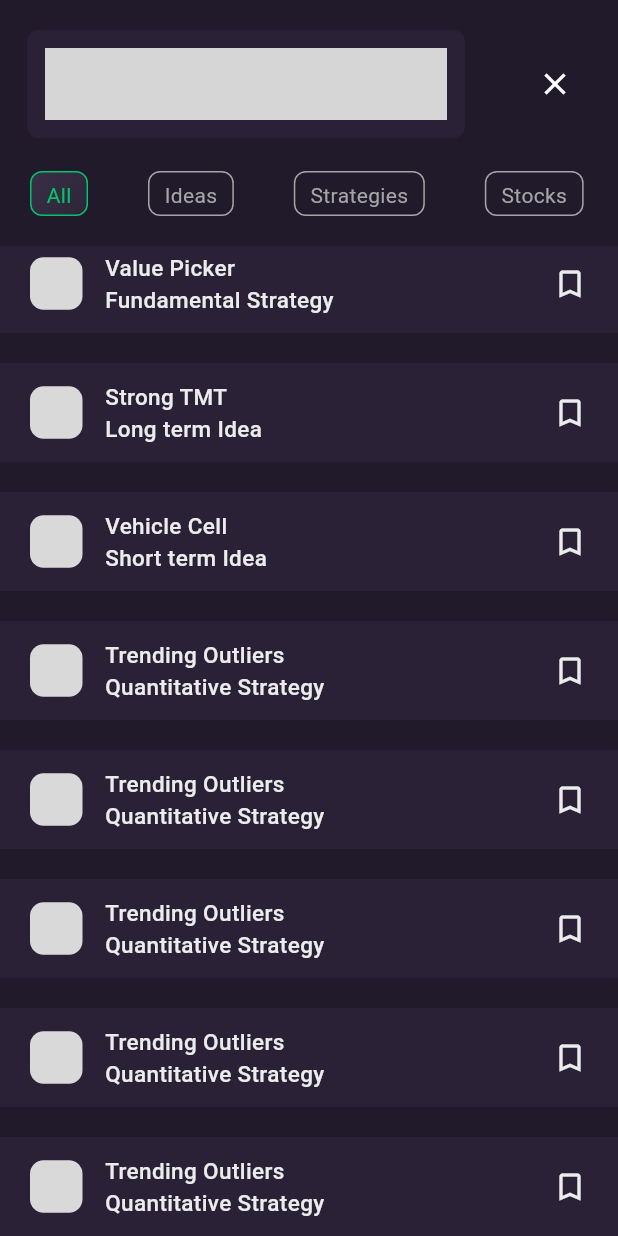
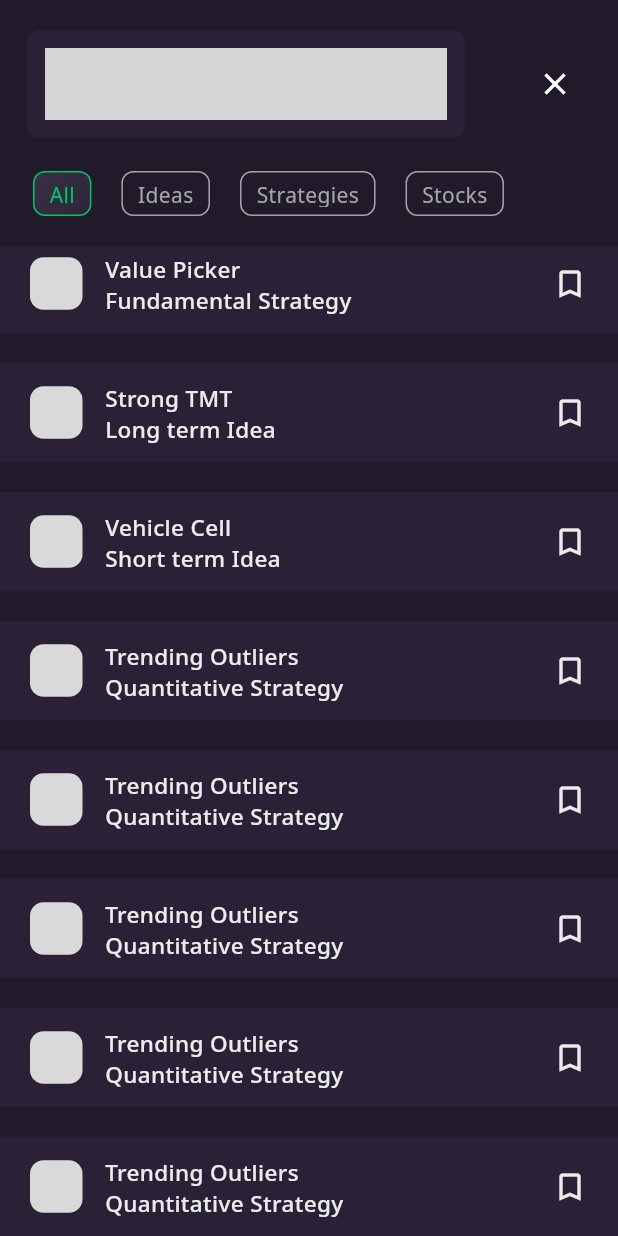
Before and after one commit to devout-coder/stratzy_assignment, a Flutter app: the screen it shows after launch, scrolled down 186 dp, on a phone screen of 412 x 824 dp. Run offline on Flutter 3.47's test engine with Material 3 defaults, Android fonts, the phone set to English and light mode, and no system bars; our stand-ins replace flutter_bloc, google_fonts; missing offline and left inert: gradient_icon; grey boxes are pictures that could not be loaded.

Commit message:
chore: added theme

```diff
--- a/lib/features/search/screens/search.dart
+++ b/lib/features/search/screens/search.dart
@@ -109,6 +109,7 @@ class _SearchScreenState extends State<SearchScreen> {
                     height: 30,
                     child: Row(
                       children: [
+                        SizedBox(width: 12),
                         Expanded(
                           child: ListView.builder(
                             scrollDirection: Axis.horizontal,
@@ -122,10 +123,14 @@ class _SearchScreenState extends State<SearchScreen> {
                                 },
                                 child: Container(
                                   margin: EdgeInsets.symmetric(
-                                      vertical: 0, horizontal: 20),
+                                    vertical: 0,
+                                    horizontal: 10,
+                                  ),
                                   height: 40,
                                   padding: EdgeInsets.symmetric(
-                                      vertical: 5, horizontal: 10),
+                                    vertical: 5,
+                                    horizontal: 10,
+                                  ),
                                   decoration: BoxDecoration(
                                     gradient: selectedCategory == index
                                         ? LinearGradient(
@@ -174,7 +179,6 @@ class _SearchScreenState extends State<SearchScreen> {
                           .read<ItemsCubit>()
                           .filterSearchItems(
                               categories[selectedCategory], searchQuery);
-                      // debugPrint(filteredItems.length.toString());
                       return ListView.separated(
                         itemCount: filteredItems.length,
                         itemBuilder: (context, index) {
--- a/lib/main.dart
+++ b/lib/main.dart
@@ -3,6 +3,7 @@ import 'package:flutter_bloc/flutter_bloc.dart';
 import 'package:stratzy/features/search/bloc/category.dart';
 import 'package:stratzy/features/search/bloc/item.dart';
 import 'package:stratzy/features/search/screens/search.dart';
+import 'package:stratzy/utils/themes.dart';
 
 void main() {
   runApp(const MyApp());
@@ -21,25 +22,7 @@ class MyApp extends StatelessWidget {
       ],
       child: MaterialApp(
         title: 'Flutter Demo',
-        theme: ThemeData(
-          // This is the theme of your application.
-          //
-          // TRY THIS: Try running your application with "flutter run". You'll see
-          // the application has a purple toolbar. Then, without quitting the app,
-          // try changing the seedColor in the colorScheme below to Colors.green
-          // and then invoke "hot reload" (save your changes or press the "hot
-          // reload" button in a Flutter-supported IDE, or press "r" if you used
-          // the command line to start the app).
-          //
-          // Notice that the counter didn't reset back to zero; the application
-          // state is not lost during the reload. To reset the state, use hot
-          // restart instead.
-          //
-          // This works for code too, not just values: Most code changes can be
-          // tested with just a hot reload.
-          colorScheme: ColorScheme.fromSeed(seedColor: Colors.deepPurple),
-          useMaterial3: true,
-        ),
+        theme: themeData,
         home: SearchScreen(),
       ),
     );
--- /dev/null
+++ b/lib/utils/themes.dart
@@ -0,0 +1,8 @@
+import 'package:flutter/material.dart';
+import 'package:google_fonts/google_fonts.dart';
+
+ThemeData themeData = ThemeData(
+  colorScheme: ColorScheme.fromSeed(seedColor: Colors.deepPurple),
+  textTheme: GoogleFonts.notoSansTextTheme(),
+  useMaterial3: true,
+);
--- a/pubspec.yaml
+++ b/pubspec.yaml
@@ -37,6 +37,7 @@ dependencies:
   cupertino_icons: ^1.0.6
   flutter_bloc: ^8.1.6
   gradient_icon: ^2.0.9
+  google_fonts: ^6.2.1
 
 dev_dependencies:
   flutter_test:
```
Also changed, not shown: pubspec.lock, 1 other file.
